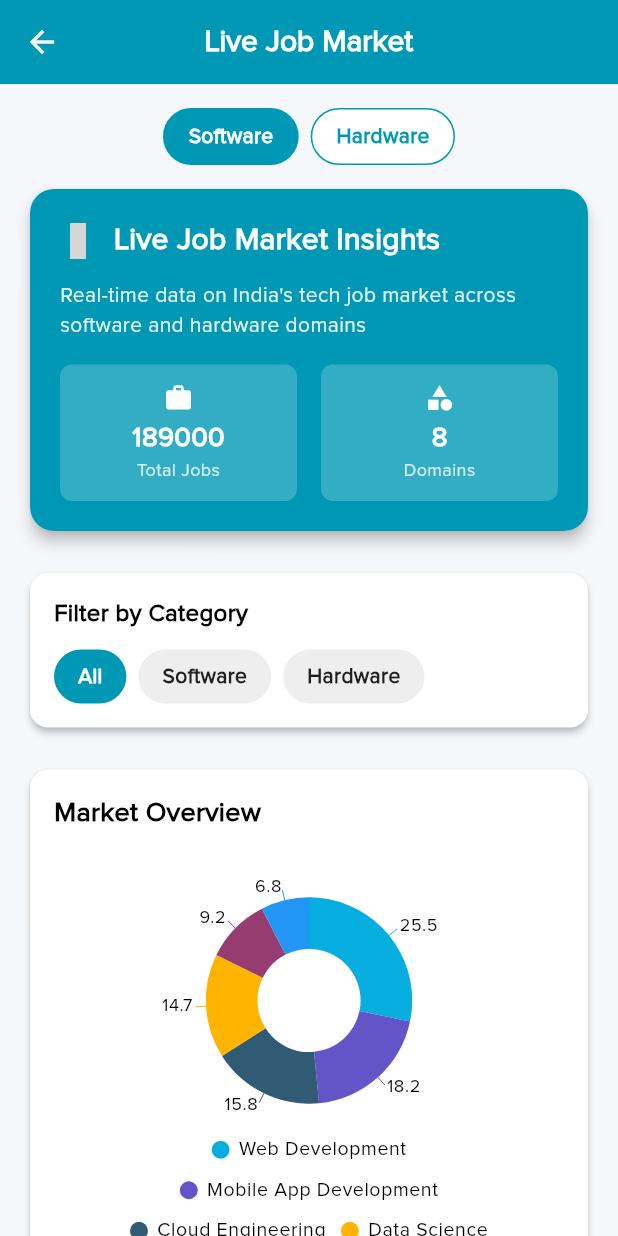
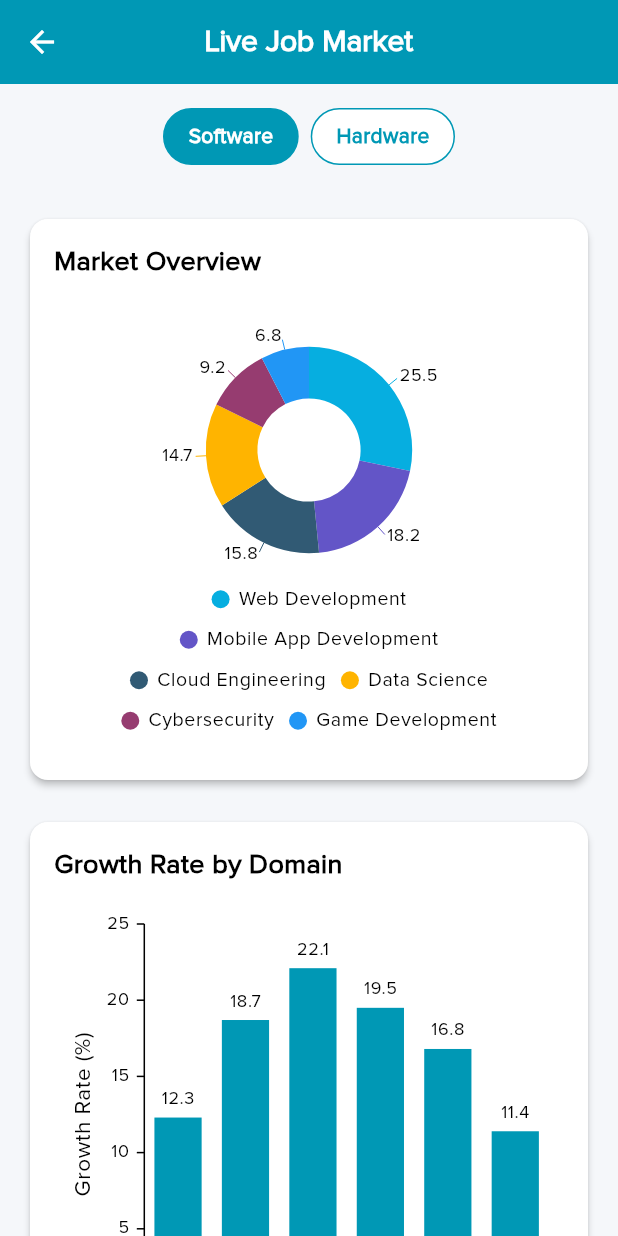
Before and after one commit to CodeByJc/ict-student-testing, a Flutter app: the LiveJobMarketScreen screen opened by its route, on a phone screen of 412 x 824 dp. Run offline on Flutter 3.47's test engine with Material 3 defaults, Android fonts, the phone set to English and light mode, and no system bars; our stand-ins replace cached_network_image, connectivity_plus, file_picker, firebase_core, firebase_messaging, flutter_html and 7 more; missing offline and left inert: art_sweetalert, flutter_pdfview; accounts and stored records are empty; network calls fail; grey boxes are pictures that could not be loaded.

Commit message:
final update of job market by shivam

```diff
--- a/lib/Screens/JobMarket/live_job_market_screen.dart
+++ b/lib/Screens/JobMarket/live_job_market_screen.dart
@@ -94,9 +94,9 @@ class _LiveJobMarketScreenState extends State<LiveJobMarketScreen> {
             crossAxisAlignment: CrossAxisAlignment.start,
             children: [
               _buildSuperDomainToggle(),
-              _buildHeaderCard(),
-              const SizedBox(height: 20),
-              _buildCategoryFilter(),
+              //_buildHeaderCard(),
+              //const SizedBox(height: 20),
+              //_buildCategoryFilter(),
               const SizedBox(height: 20),
               _buildMarketOverview(),
               const SizedBox(height: 20),
@@ -114,158 +114,158 @@ class _LiveJobMarketScreenState extends State<LiveJobMarketScreen> {
     );
   }
 
-  Widget _buildHeaderCard() {
-    return Card(
-      elevation: 4,
-      shape: RoundedRectangleBorder(borderRadius: BorderRadius.circular(16)),
-      child: Container(
-        decoration: BoxDecoration(
-          gradient: LinearGradient(
-            colors: [muColor, Color(0xFF0098B5)],
-            begin: Alignment.topLeft,
-            end: Alignment.bottomRight,
-          ),
-          borderRadius: BorderRadius.circular(16),
-        ),
-        padding: const EdgeInsets.all(20),
-        child: Column(
-          crossAxisAlignment: CrossAxisAlignment.start,
-          children: [
-            Row(
-              children: [
-                const HugeIcon(
-                  icon: HugeIcons.strokeRoundedRanking,
-                  color: Colors.white,
-                  size: 24,
-                ),
-                const SizedBox(width: 12),
-                const Text(
-                  "Live Job Market Insights",
-                  style: TextStyle(
-                    color: Colors.white,
-                    fontSize: 20,
-                    fontWeight: FontWeight.bold,
-                    fontFamily: "mu_reg",
-                  ),
-                ),
-              ],
-            ),
-            const SizedBox(height: 12),
-            Text(
-              "Real-time data on India's tech job market across software and hardware domains",
-              style: TextStyle(
-                color: Colors.white.withOpacity(0.9),
-                fontSize: 14,
-                fontFamily: "mu_reg",
-              ),
-            ),
-            const SizedBox(height: 16),
-            Row(
-              children: [
-                _buildStatCard(
-                    "Total Jobs", "${controller.getTotalJobs()}", Icons.work),
-                const SizedBox(width: 16),
-                _buildStatCard("Domains",
-                    "${controller.jobMarketDataList.length}", Icons.category),
-              ],
-            ),
-          ],
-        ),
-      ),
-    );
-  }
+  // Widget _buildHeaderCard() {
+  //   return Card(
+  //     elevation: 4,
+  //     shape: RoundedRectangleBorder(borderRadius: BorderRadius.circular(16)),
+  //     child: Container(
+  //       decoration: BoxDecoration(
+  //         gradient: LinearGradient(
+  //           colors: [muColor, Color(0xFF0098B5)],
+  //           begin: Alignment.topLeft,
+  //           end: Alignment.bottomRight,
+  //         ),
+  //         borderRadius: BorderRadius.circular(16),
+  //       ),
+  //       padding: const EdgeInsets.all(20),
+  //       child: Column(
+  //         crossAxisAlignment: CrossAxisAlignment.start,
+  //         children: [
+  //           Row(
+  //             children: [
+  //               const HugeIcon(
+  //                 icon: HugeIcons.strokeRoundedRanking,
+  //                 color: Colors.white,
+  //                 size: 24,
+  //               ),
+  //               const SizedBox(width: 12),
+  //               const Text(
+  //                 "Live Job Market Insights",
+  //                 style: TextStyle(
+  //                   color: Colors.white,
+  //                   fontSize: 20,
+  //                   fontWeight: FontWeight.bold,
+  //                   fontFamily: "mu_reg",
+  //                 ),
+  //               ),
+  //             ],
+  //           ),
+  //           const SizedBox(height: 12),
+  //           Text(
+  //             "Real-time data on India's tech job market across software and hardware domains",
+  //             style: TextStyle(
+  //               color: Colors.white.withOpacity(0.9),
+  //               fontSize: 14,
+  //               fontFamily: "mu_reg",
+  //             ),
+  //           ),
+  //           const SizedBox(height: 16),
+  //           Row(
+  //             children: [
+  //               _buildStatCard(
+  //                   "Total Jobs", "${controller.getTotalJobs()}", Icons.work),
+  //               const SizedBox(width: 16),
+  //               _buildStatCard("Domains",
+  //                   "${controller.jobMarketDataList.length}", Icons.category),
+  //             ],
+  //           ),
+  //         ],
+  //       ),
+  //     ),
+  //   );
+  // }
 
-  Widget _buildStatCard(String label, String value, IconData icon) {
-    return Expanded(
-      child: Container(
-        padding: const EdgeInsets.all(12),
-        decoration: BoxDecoration(
-          color: Colors.white.withOpacity(0.2),
-          borderRadius: BorderRadius.circular(8),
-        ),
-        child: Column(
-          children: [
-            Icon(icon, color: Colors.white, size: 20),
-            const SizedBox(height: 4),
-            Text(
-              value,
-              style: const TextStyle(
-                color: Colors.white,
-                fontSize: 18,
-                fontWeight: FontWeight.bold,
-                fontFamily: "mu_reg",
-              ),
-            ),
-            Text(
-              label,
-              style: TextStyle(
-                color: Colors.white.withOpacity(0.8),
-                fontSize: 12,
-                fontFamily: "mu_reg",
-              ),
-            ),
-          ],
-        ),
-      ),
-    );
-  }
+  // Widget _buildStatCard(String label, String value, IconData icon) {
+  //   return Expanded(
+  //     child: Container(
+  //       padding: const EdgeInsets.all(12),
+  //       decoration: BoxDecoration(
+  //         color: Colors.white.withOpacity(0.2),
+  //         borderRadius: BorderRadius.circular(8),
+  //       ),
+  //       child: Column(
+  //         children: [
+  //           Icon(icon, color: Colors.white, size: 20),
+  //           const SizedBox(height: 4),
+  //           Text(
+  //             value,
+  //             style: const TextStyle(
+  //               color: Colors.white,
+  //               fontSize: 18,
+  //               fontWeight: FontWeight.bold,
+  //               fontFamily: "mu_reg",
+  //             ),
+  //           ),
+  //           Text(
+  //             label,
+  //             style: TextStyle(
+  //               color: Colors.white.withOpacity(0.8),
+  //               fontSize: 12,
+  //               fontFamily: "mu_reg",
+  //             ),
+  //           ),
+  //         ],
+  //       ),
+  //     ),
+  //   );
+  // }
 
-  Widget _buildCategoryFilter() {
-    return Card(
-      elevation: 2,
-      shape: RoundedRectangleBorder(borderRadius: BorderRadius.circular(12)),
-      child: Padding(
-        padding: const EdgeInsets.all(16),
-        child: Column(
-          crossAxisAlignment: CrossAxisAlignment.start,
-          children: [
-            const Text(
-              "Filter by Category",
-              style: TextStyle(
-                fontSize: 16,
-                fontWeight: FontWeight.bold,
-                fontFamily: "mu_reg",
-              ),
-            ),
-            const SizedBox(height: 12),
-            Obx(() => Row(
-                  children: [
-                    _buildFilterChip(
-                        "All", controller.selectedCategory.value == "All"),
-                    const SizedBox(width: 8),
-                    _buildFilterChip("Software",
-                        controller.selectedCategory.value == "Software"),
-                    const SizedBox(width: 8),
-                    _buildFilterChip("Hardware",
-                        controller.selectedCategory.value == "Hardware"),
-                  ],
-                )),
-          ],
-        ),
-      ),
-    );
-  }
+  // Widget _buildCategoryFilter() {
+  //   return Card(
+  //     elevation: 2,
+  //     shape: RoundedRectangleBorder(borderRadius: BorderRadius.circular(12)),
+  //     child: Padding(
+  //       padding: const EdgeInsets.all(16),
+  //       child: Column(
+  //         crossAxisAlignment: CrossAxisAlignment.start,
+  //         children: [
+  //           const Text(
+  //             "Filter by Category",
+  //             style: TextStyle(
+  //               fontSize: 16,
+  //               fontWeight: FontWeight.bold,
+  //               fontFamily: "mu_reg",
+  //             ),
+  //           ),
+  //           const SizedBox(height: 12),
+  //           Obx(() => Row(
+  //                 children: [
+  //                   _buildFilterChip(
+  //                       "All", controller.selectedCategory.value == "All"),
+  //                   const SizedBox(width: 8),
+  //                   _buildFilterChip("Software",
+  //                       controller.selectedCategory.value == "Software"),
+  //                   const SizedBox(width: 8),
+  //                   _buildFilterChip("Hardware",
+  //                       controller.selectedCategory.value == "Hardware"),
+  //                 ],
+  //               )),
+  //         ],
+  //       ),
+  //     ),
+  //   );
+  // }
 
-  Widget _buildFilterChip(String label, bool isSelected) {
-    return GestureDetector(
-      onTap: () => controller.filterByCategory(label),
-      child: Container(
-        padding: const EdgeInsets.symmetric(horizontal: 16, vertical: 8),
-        decoration: BoxDecoration(
-          color: isSelected ? muColor : Colors.grey[200],
-          borderRadius: BorderRadius.circular(20),
-        ),
-        child: Text(
-          label,
-          style: TextStyle(
-            color: isSelected ? Colors.white : Colors.black87,
-            fontWeight: FontWeight.w600,
-            fontFamily: "mu_reg",
-          ),
-        ),
-      ),
-    );
-  }
+  // Widget _buildFilterChip(String label, bool isSelected) {
+  //   return GestureDetector(
+  //     onTap: () => controller.filterByCategory(label),
+  //     child: Container(
+  //       padding: const EdgeInsets.symmetric(horizontal: 16, vertical: 8),
+  //       decoration: BoxDecoration(
+  //         color: isSelected ? muColor : Colors.grey[200],
+  //         borderRadius: BorderRadius.circular(20),
+  //       ),
+  //       child: Text(
+  //         label,
+  //         style: TextStyle(
+  //           color: isSelected ? Colors.white : Colors.black87,
+  //           fontWeight: FontWeight.w600,
+  //           fontFamily: "mu_reg",
+  //         ),
+  //       ),
+  //     ),
+  //   );
+  // }
 
   Widget _buildMarketOverview() {
     return Card(
```
